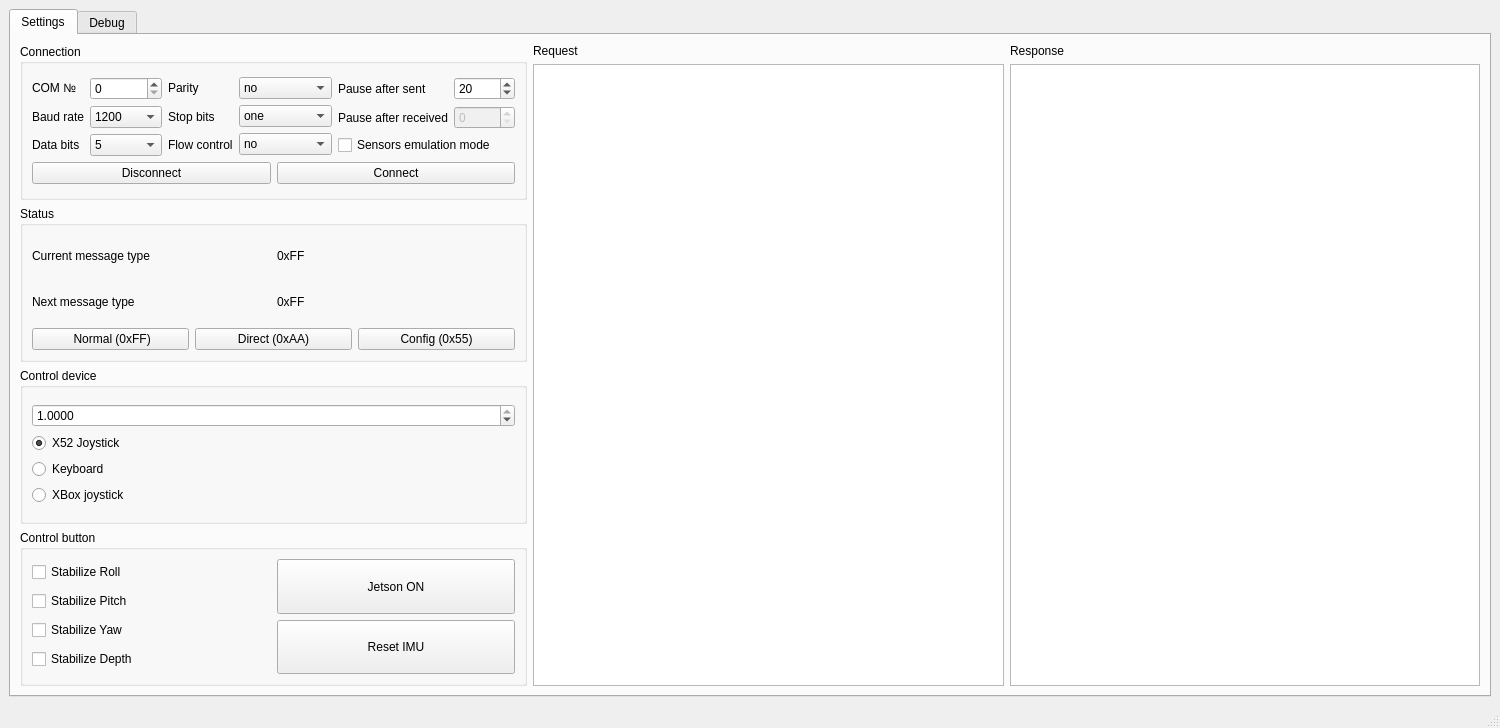
Above: mainwindow.ui from hidronautics/control before the change. Below: the same form after it.
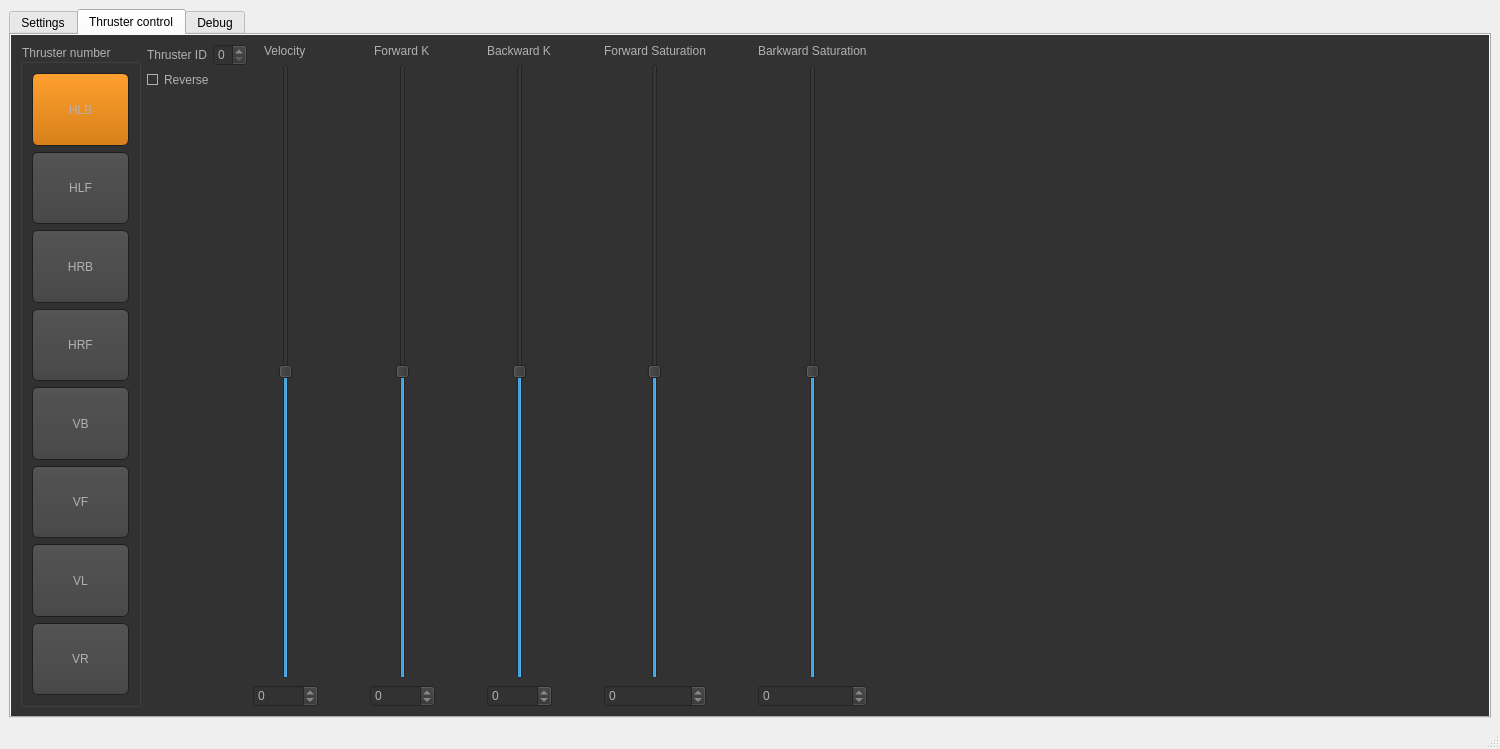
That is the form after the change. The open tabs and pages were chosen to show the change. Icons and pictures are not drawn.

Commit message: Added direct message. Added UI for direct thrusters configuration

What changed in the file:
```diff
--- a/mainwindow.ui
+++ b/mainwindow.ui
@@ -7,7 +7,7 @@
     <x>0</x>
     <y>0</y>
     <width>1500</width>
-    <height>728</height>
+    <height>749</height>
    </rect>
   </property>
   <property name="sizePolicy">
@@ -92,6 +92,9 @@
   <property name="autoFillBackground">
    <bool>false</bool>
   </property>
+  <property name="styleSheet">
+   <string notr="true"/>
+  </property>
   <widget class="QWidget" name="centralwidget">
    <property name="sizePolicy">
     <sizepolicy hsizetype="Preferred" vsizetype="Preferred">
@@ -112,6 +115,483 @@
        <number>0</number>
       </property>
       <widget class="QWidget" name="tabSettings">
+       <property name="styleSheet">
+        <string notr="true">QToolTip
+{
+     border: 1px solid black;
+     background-color: #ffa02f;
+     padding: 1px;
+     border-radius: 3px;
+     opacity: 100;
+}
+
+QWidget
+{
+    color: #b1b1b1;
+    background-color: #323232;
+}
+
+QMainWindow::separator {
+     background: yellow;
+     width: 10px; /* когда вертикальный */
+     height: 10px; /* когда горизонтальный */
+ }
+
+ QMainWindow::separator:hover {
+     background: red;
+ }
+
+QWidget:item:hover
+{
+    background-color: QLinearGradient( x1: 0, y1: 0, x2: 0, y2: 1, stop: 0 #ffa02f, stop: 1 #ca0619);
+    color: #000000;
+}
+
+QWidget:item:selected
+{
+    background-color: QLinearGradient( x1: 0, y1: 0, x2: 0, y2: 1, stop: 0 #ffa02f, stop: 1 #d7801a);
+}
+
+QMenuBar::item
+{
+    background: transparent;
+}
+
+QMenuBar::item:selected
+{
+    background: transparent;
+    border: 1px solid #ffaa00;
+}
+
+QMenuBar::item:pressed
+{
+    background: #444;
+    border: 1px solid #000;
+    background-color: QLinearGradient(
+        x1:0, y1:0,
+        x2:0, y2:1,
+        stop:1 #212121,
+        stop:0.4 #343434
+    );
+    margin-bottom:-1px;
+    padding-bottom:1px;
+}
+
+QMenu
+{
+    border: 1px solid #000;
+}
+
+QMenu::item
+{
+    padding: 2px 20px 2px 20px;
+}
+
+QMenu::item:selected
+{
+    color: #000000;
+}
+
+QWidget:disabled
+{
+    color: #404040;
+    background-color: #323232;
+}
+
+QAbstractItemView
+{
+    background-color: QLinearGradient( x1: 0, y1: 0, x2: 0, y2: 1, stop: 0 #4d4d4d, stop: 0.1 #646464, stop: 1 #5d5d5d);
+}
+
+QWidget:focus
+{
+    border: 2px solid QLinearGradient( x1: 0, y1: 0, x2: 0, y2: 1, stop: 0 #ffa02f, stop: 1 #d7801a);
+}
+
+QLineEdit
+{
+    background-color: QLinearGradient( x1: 0, y1: 0, x2: 0, y2: 1, stop: 0 #4d4d4d, stop: 0 #646464, stop: 1 #5d5d5d);
+    padding: 1px;
+    border-style: solid;
+    border: 1px solid #1e1e1e;
+    border-radius: 5;
+}
+
+QPushButton
+{
+    color: #b1b1b1;
+    background-color: QLinearGradient( x1: 0, y1: 0, x2: 0, y2: 1, stop: 0 #565656, stop: 0.1 #525252, stop: 0.5 #4e4e4e, stop: 0.9 #4a4a4a, stop: 1 #464646);
+    border-width: 1px;
+    border-color: #1e1e1e;
+    border-style: solid;
+    border-radius: 6;
+    padding: 3px;
+    font-size: 12px;
+    padding-left: 5px;
+    padding-right: 5px;
+}
+
+QPushButton:pressed
+{
+    background: QLinearGradient( x1: 0, y1: 0, x2: 1, y2: 0, stop: 0.0 #121212, stop: 0.2 #282828, stop: 1 #484848);
+}
+
+QPushButton:checked
+{
+    background-color: QLinearGradient( x1: 0, y1: 0, x2: 0, y2: 1, stop: 0 #ffa02f, stop: 1 #d7801a);
+}
+
+QComboBox
+{
+    selection-background-color: #ffaa00;
+    background-color: QLinearGradient( x1: 0, y1: 0, x2: 0, y2: 1, stop: 0 #565656, stop: 0.1 #525252, stop: 0.5 #4e4e4e, stop: 0.9 #4a4a4a, stop: 1 #464646);
+    border-style: solid;
+    border: 1px solid #1e1e1e;
+    border-radius: 5;
+}
+
+QComboBox:hover,QPushButton:hover
+{
+    border: 2px solid QLinearGradient( x1: 0, y1: 0, x2: 0, y2: 1, stop: 0 #ffa02f, stop: 1 #d7801a);
+}
+
+
+QComboBox:on
+{
+    padding-top: 3px;
+    padding-left: 4px;
+    background-color: QLinearGradient( x1: 0, y1: 0, x2: 0, y2: 1, stop: 0 #2d2d2d, stop: 0.1 #2b2b2b, stop: 0.5 #292929, stop: 0.9 #282828, stop: 1 #252525);
+    selection-background-color: #ffaa00;
+}
+
+QComboBox QAbstractItemView
+{
+    border: 2px solid darkgray;
+    selection-background-color: QLinearGradient( x1: 0, y1: 0, x2: 0, y2: 1, stop: 0 #ffa02f, stop: 1 #d7801a);
+}
+
+QComboBox::drop-down
+{
+     subcontrol-origin: padding;
+     subcontrol-position: top right;
+     width: 15px;
+     border-left-width: 0px;
+     border-left-color: darkgray;
+     border-left-style: solid; /* just a single line */
+     border-top-right-radius: 3px; /* same radius as the QComboBox */
+     border-bottom-right-radius: 3px;
+ }
+
+QComboBox::down-arrow
+{
+     image: url(:/down_arrow.png);
+}
+
+QGroupBox:focus
+{
+border: 2px solid QLinearGradient( x1: 0, y1: 0, x2: 0, y2: 1, stop: 0 #ffa02f, stop: 1 #d7801a);
+}
+
+QTextEdit:focus
+{
+    border: 2px solid QLinearGradient( x1: 0, y1: 0, x2: 0, y2: 1, stop: 0 #ffa02f, stop: 1 #d7801a);
+}
+
+QScrollBar:horizontal {
+     border: 1px solid #222222;
+     background: QLinearGradient( x1: 0, y1: 0, x2: 0, y2: 1, stop: 0.0 #121212, stop: 0.2 #282828, stop: 1 #484848);
+     height: 7px;
+     margin: 0px 16px 0 16px;
+}
+
+QScrollBar::handle:horizontal
+{
+      background: QLinearGradient( x1: 0, y1: 0, x2: 1, y2: 0, stop: 0 #ffa02f, stop: 0.5 #d7801a, stop: 1 #ffa02f);
+      min-height: 20px;
+      border-radius: 2px;
+}
+
+QScrollBar::add-line:horizontal {
+      border: 1px solid #1b1b19;
+      border-radius: 2px;
+      background: QLinearGradient( x1: 0, y1: 0, x2: 1, y2: 0, stop: 0 #ffa02f, stop: 1 #d7801a);
+      width: 14px;
+      subcontrol-position: right;
+      subcontrol-origin: margin;
+}
+
+QScrollBar::sub-line:horizontal {
+      border: 1px solid #1b1b19;
+      border-radius: 2px;
+      background: QLinearGradient( x1: 0, y1: 0, x2: 1, y2: 0, stop: 0 #ffa02f, stop: 1 #d7801a);
+      width: 14px;
+     subcontrol-position: left;
+     subcontrol-origin: margin;
+}
+
+QScrollBar::right-arrow:horizontal, QScrollBar::left-arrow:horizontal
+{
+      border: 1px solid black;
+      width: 1px;
+      height: 1px;
+      background: white;
+}
+
+QScrollBar::add-page:horizontal, QScrollBar::sub-page:horizontal
+{
+      background: none;
+}
+
+QScrollBar:vertical
+{
+      background: QLinearGradient( x1: 0, y1: 0, x2: 1, y2: 0, stop: 0.0 #121212, stop: 0.2 #282828, stop: 1 #484848);
+      width: 7px;
+      margin: 16px 0 16px 0;
+      border: 1px solid #222222;
+}
+
+QScrollBar::handle:vertical
+{
+      background: QLinearGradient( x1: 0, y1: 0, x2: 0, y2: 1, stop: 0 #ffa02f, stop: 0.5 #d7801a, stop: 1 #ffa02f);
+      min-height: 20px;
+      border-radius: 2px;
+}
+
+QScrollBar::add-line:vertical
+{
+      border: 1px solid #1b1b19;
+      border-radius: 2px;
+      background: QLinearGradient( x1: 0, y1: 0, x2: 0, y2: 1, stop: 0 #ffa02f, stop: 1 #d7801a);
+      height: 14px;
+      subcontrol-position: bottom;
+      subcontrol-origin: margin;
+}
+
+QScrollBar::sub-line:vertical
+{
+      border: 1px solid #1b1b19;
+      border-radius: 2px;
+      background: QLinearGradient( x1: 0, y1: 0, x2: 0, y2: 1, stop: 0 #d7801a, stop: 1 #ffa02f);
+      height: 14px;
+      subcontrol-position: top;
+      subcontrol-origin: margin;
+}
+
+QScrollBar::up-arrow:vertical, QScrollBar::down-arrow:vertical
+{
+      border: 1px solid black;
+      width: 1px;
+      height: 1px;
+      background: white;
+}
+
+
+QScrollBar::add-page:vertical, QScrollBar::sub-page:vertical
+{
+      background: none;
+}
+
+QTextEdit
+{
+    background-color: #242424;
+}
+
+QPlainTextEdit
+{
+    background-color: #242424;
+}
+
+QHeaderView::section
+{
+    background-color: QLinearGradient(x1:0, y1:0, x2:0, y2:1, stop:0 #616161, stop: 0.5 #505050, stop: 0.6 #434343, stop:1 #656565);
+    color: white;
+    padding-left: 4px;
+    border: 1px solid #6c6c6c;
+}
+
+QCheckBox:disabled
+{
+color: #414141;
+}
+
+QDockWidget::title
+{
+    text-align: center;
+    spacing: 3px; /* spacing between items in the tool bar */
+    background-color: QLinearGradient(x1:0, y1:0, x2:0, y2:1, stop:0 #323232, stop: 0.5 #242424, stop:1 #323232);
+}
+
+QDockWidget::close-button, QDockWidget::float-button
+{
+    text-align: center;
+    spacing: 1px; /* spacing between items in the tool bar */
+    background-color: QLinearGradient(x1:0, y1:0, x2:0, y2:1, stop:0 #323232, stop: 0.5 #242424, stop:1 #323232);
+}
+
+QDockWidget::close-button:hover, QDockWidget::float-button:hover
+{
+    background: #242424;
+}
+
+QDockWidget::close-button:pressed, QDockWidget::float-button:pressed
+{
+    padding: 1px -1px -1px 1px;
+}
+
+QMainWindow::separator
+{
+    background-color: QLinearGradient(x1:0, y1:0, x2:0, y2:1, stop:0 #161616, stop: 0.5 #151515, stop: 0.6 #212121, stop:1 #343434);
+    color: white;
+    padding-left: 4px;
+    border: 1px solid #4c4c4c;
+    spacing: 3px; /* spacing between items in the tool bar */
+}
+
+QMainWindow::separator:hover
+{
+
+    background-color: QLinearGradient(x1:0, y1:0, x2:0, y2:1, stop:0 #d7801a, stop:0.5 #b56c17 stop:1 #ffa02f);
+    color: white;
+    padding-left: 4px;
+    border: 1px solid #6c6c6c;
+    spacing: 3px; /* spacing between items in the tool bar */
+}
+
+QToolBar::handle
+{
+     spacing: 3px; /* spacing between items in the tool bar */
+     background: url(:/images/handle.png);
+}
+
+QMenu::separator
+{
+    height: 2px;
+    background-color: QLinearGradient(x1:0, y1:0, x2:0, y2:1, stop:0 #161616, stop: 0.5 #151515, stop: 0.6 #212121, stop:1 #343434);
+    color: white;
+    padding-left: 4px;
+    margin-left: 10px;
+    margin-right: 5px;
+}
+
+QProgressBar
+{
+    border: 2px solid grey;
+    border-radius: 5px;
+    text-align: center;
+}
+
+QProgressBar::chunk
+{
+    background-color: #d7801a;
+    width: 2.15px;
+    margin: 0.5px;
+}
+
+QTabBar::tab {
+    color: #b1b1b1;
+    border: 1px solid #444;
+    border-bottom-style: none;
+    background-color: #323232;
+    padding-left: 10px;
+    padding-right: 10px;
+    padding-top: 3px;
+    padding-bottom: 2px;
+    margin-right: -1px;
+}
+
+QTabWidget::pane {
+    border: 1px solid #444;
+    top: 1px;
+}
+
+QTabBar::tab:last
+{
+    margin-right: 0; /* the last selected tab has nothing to overlap with on the right */
+    border-top-right-radius: 3px;
+}
+
+QTabBar::tab:first:!selected
+{
+ margin-left: 0px; /* the last selected tab has nothing to overlap with on the right */
+
+
+    border-top-left-radius: 3px;
+}
+
+QTabBar::tab:!selected
+{
+    color: #b1b1b1;
+    border-bottom-style: solid;
+    margin-top: 3px;
+    background-color: QLinearGradient(x1:0, y1:0, x2:0, y2:1, stop:1 #212121, stop:.4 #343434);
+}
+
+QTabBar::tab:selected
+{
+    border-top-left-radius: 3px;
+    border-top-right-radius: 3px;
+    margin-bottom: 0px;
+}
+
+QTabBar::tab:!selected:hover
+{
+    border-top-left-radius: 3px;
+    border-top-right-radius: 3px;
+    background-color: QLinearGradient(x1:0, y1:0, x2:0, y2:1, stop:1 #212121, stop:0.4 #343434, stop:0.2 #343434, stop:0.1 #ffaa00);
+}
+
+QRadioButton::indicator:checked, QRadioButton::indicator:unchecked{
+    color: #b1b1b1;
+    background-color: #323232;
+    border: 1px solid #b1b1b1;
+    border-radius: 6px;
+}
+
+QRadioButton::indicator:checked
+{
+    background-color: qradialgradient(
+        cx: 0.5, cy: 0.5,
+        fx: 0.5, fy: 0.5,
+        radius: 1.0,
+        stop: 0.25 #ffaa00,
+        stop: 0.3 #323232
+    );
+}
+
+QCheckBox::indicator{
+    color: #b1b1b1;
+    background-color: #323232;
+    border: 1px solid #b1b1b1;
+    width: 9px;
+    height: 9px;
+}
+
+QRadioButton::indicator
+{
+    border-radius: 6px;
+}
+
+QRadioButton::indicator:hover, QCheckBox::indicator:hover
+{
+    border: 1px solid #ffaa00;
+}
+
+QCheckBox::indicator:checked
+{
+    background-color: qradialgradient(
+        cx: 0.5, cy: 0.5,
+        fx: 0.5, fy: 0.5,
+        radius: 1.0,
+        stop: 0.25 #ffaa00,
+        stop: 0.3 #323232
+    );
+}
+
+QCheckBox::indicator:disabled, QRadioButton::indicator:disabled
+{
+    border: 1px solid #444;
+}</string>
+       </property>
        <attribute name="title">
         <string>Settings</string>
        </attribute>
@@ -466,7 +946,7 @@
                    <item>
                     <widget class="QPushButton" name="pushButton_3">
                      <property name="text">
-                      <string> Normal (0xFF)</string>
+                      <string> Normal (0xA5)</string>
                      </property>
                     </widget>
                    </item>
@@ -676,6 +1156,985 @@
         </item>
        </layout>
       </widget>
+      <widget class="QWidget" name="tabDirect">
+       <property name="styleSheet">
+        <string notr="true">QToolTip
+{
+     border: 1px solid black;
+     background-color: #ffa02f;
+     padding: 1px;
+     border-radius: 3px;
+     opacity: 100;
+}
+
+QWidget
+{
+    color: #b1b1b1;
+    background-color: #323232;
+}
+
+QMainWindow::separator {
+     background: yellow;
+     width: 10px; /* когда вертикальный */
+     height: 10px; /* когда горизонтальный */
+ }
+
+ QMainWindow::separator:hover {
+     background: red;
+ }
+
+QWidget:item:hover
+{
+    background-color: QLinearGradient( x1: 0, y1: 0, x2: 0, y2: 1, stop: 0 #ffa02f, stop: 1 #ca0619);
+    color: #000000;
+}
+
+QWidget:item:selected
+{
+    background-color: QLinearGradient( x1: 0, y1: 0, x2: 0, y2: 1, stop: 0 #ffa02f, stop: 1 #d7801a);
+}
+
+QMenuBar::item
+{
+    background: transparent;
+}
+
+QMenuBar::item:selected
+{
+    background: transparent;
+    border: 1px solid #ffaa00;
+}
+
+QMenuBar::item:pressed
+{
+    background: #444;
+    border: 1px solid #000;
+    background-color: QLinearGradient(
+        x1:0, y1:0,
+        x2:0, y2:1,
+        stop:1 #212121,
+        stop:0.4 #343434
+    );
+    margin-bottom:-1px;
+    padding-bottom:1px;
+}
+
+QMenu
+{
+    border: 1px solid #000;
+}
+
+QMenu::item
+{
+    padding: 2px 20px 2px 20px;
+}
+
+QMenu::item:selected
+{
+    color: #000000;
+}
+
+QWidget:disabled
+{
+    color: #404040;
+    background-color: #323232;
+}
+
+QAbstractItemView
+{
+    background-color: QLinearGradient( x1: 0, y1: 0, x2: 0, y2: 1, stop: 0 #4d4d4d, stop: 0.1 #646464, stop: 1 #5d5d5d);
+}
+
+QWidget:focus
+{
+    border: 2px solid QLinearGradient( x1: 0, y1: 0, x2: 0, y2: 1, stop: 0 #ffa02f, stop: 1 #d7801a);
+}
+
+QLineEdit
+{
+    background-color: QLinearGradient( x1: 0, y1: 0, x2: 0, y2: 1, stop: 0 #4d4d4d, stop: 0 #646464, stop: 1 #5d5d5d);
+    padding: 1px;
+    border-style: solid;
+    border: 1px solid #1e1e1e;
+    border-radius: 5;
+}
+
+QPushButton
+{
+    color: #b1b1b1;
+    background-color: QLinearGradient( x1: 0, y1: 0, x2: 0, y2: 1, stop: 0 #565656, stop: 0.1 #525252, stop: 0.5 #4e4e4e, stop: 0.9 #4a4a4a, stop: 1 #464646);
+    border-width: 1px;
+    border-color: #1e1e1e;
+    border-style: solid;
+    border-radius: 6;
+    padding: 3px;
+    font-size: 12px;
+    padding-left: 5px;
+    padding-right: 5px;
+}
+
+QPushButton:pressed
+{
+    background: QLinearGradient( x1: 0, y1: 0, x2: 1, y2: 0, stop: 0.0 #121212, stop: 0.2 #282828, stop: 1 #484848);
+}
+
+QPushButton:checked
+{
+    background-color: QLinearGradient( x1: 0, y1: 0, x2: 0, y2: 1, stop: 0 #ffa02f, stop: 1 #d7801a);
+}
+
+QComboBox
+{
+    selection-background-color: #ffaa00;
+    background-color: QLinearGradient( x1: 0, y1: 0, x2: 0, y2: 1, stop: 0 #565656, stop: 0.1 #525252, stop: 0.5 #4e4e4e, stop: 0.9 #4a4a4a, stop: 1 #464646);
+    border-style: solid;
+    border: 1px solid #1e1e1e;
+    border-radius: 5;
+}
+
+QComboBox:hover,QPushButton:hover
+{
+    border: 2px solid QLinearGradient( x1: 0, y1: 0, x2: 0, y2: 1, stop: 0 #ffa02f, stop: 1 #d7801a);
+}
+
+
+QComboBox:on
+{
+    padding-top: 3px;
+    padding-left: 4px;
+    background-color: QLinearGradient( x1: 0, y1: 0, x2: 0, y2: 1, stop: 0 #2d2d2d, stop: 0.1 #2b2b2b, stop: 0.5 #292929, stop: 0.9 #282828, stop: 1 #252525);
+    selection-background-color: #ffaa00;
+}
+
+QComboBox QAbstractItemView
+{
+    border: 2px solid darkgray;
+    selection-background-color: QLinearGradient( x1: 0, y1: 0, x2: 0, y2: 1, stop: 0 #ffa02f, stop: 1 #d7801a);
+}
+
+QComboBox::drop-down
+{
+     subcontrol-origin: padding;
+     subcontrol-position: top right;
+     width: 15px;
+     border-left-width: 0px;
+     border-left-color: darkgray;
+     border-left-style: solid; /* just a single line */
+     border-top-right-radius: 3px; /* same radius as the QComboBox */
+     border-bottom-right-radius: 3px;
+ }
+
+QComboBox::down-arrow
+{
+     image: url(:/down_arrow.png);
+}
+
+QGroupBox:focus
+{
+border: 2px solid QLinearGradient( x1: 0, y1: 0, x2: 0, y2: 1, stop: 0 #ffa02f, stop: 1 #d7801a);
+}
+
+QTextEdit:focus
+{
+    border: 2px solid QLinearGradient( x1: 0, y1: 0, x2: 0, y2: 1, stop: 0 #ffa02f, stop: 1 #d7801a);
+}
+
+QScrollBar:horizontal {
+     border: 1px solid #222222;
+     background: QLinearGradient( x1: 0, y1: 0, x2: 0, y2: 1, stop: 0.0 #121212, stop: 0.2 #282828, stop: 1 #484848);
+     height: 7px;
+     margin: 0px 16px 0 16px;
+}
+
+QScrollBar::handle:horizontal
+{
+      background: QLinearGradient( x1: 0, y1: 0, x2: 1, y2: 0, stop: 0 #ffa02f, stop: 0.5 #d7801a, stop: 1 #ffa02f);
+      min-height: 20px;
+      border-radius: 2px;
+}
+
+QScrollBar::add-line:horizontal {
+      border: 1px solid #1b1b19;
+      border-radius: 2px;
+      background: QLinearGradient( x1: 0, y1: 0, x2: 1, y2: 0, stop: 0 #ffa02f, stop: 1 #d7801a);
+      width: 14px;
+      subcontrol-position: right;
+      subcontrol-origin: margin;
+}
+
+QScrollBar::sub-line:horizontal {
+      border: 1px solid #1b1b19;
+      border-radius: 2px;
+      background: QLinearGradient( x1: 0, y1: 0, x2: 1, y2: 0, stop: 0 #ffa02f, stop: 1 #d7801a);
+      width: 14px;
+     subcontrol-position: left;
+     subcontrol-origin: margin;
+}
+
+QScrollBar::right-arrow:horizontal, QScrollBar::left-arrow:horizontal
+{
+      border: 1px solid black;
+      width: 1px;
+      height: 1px;
+      background: white;
+}
+
+QScrollBar::add-page:horizontal, QScrollBar::sub-page:horizontal
+{
+      background: none;
+}
+
+QScrollBar:vertical
+{
+      background: QLinearGradient( x1: 0, y1: 0, x2: 1, y2: 0, stop: 0.0 #121212, stop: 0.2 #282828, stop: 1 #484848);
+      width: 7px;
+      margin: 16px 0 16px 0;
+      border: 1px solid #222222;
+}
+
+QScrollBar::handle:vertical
+{
+      background: QLinearGradient( x1: 0, y1: 0, x2: 0, y2: 1, stop: 0 #ffa02f, stop: 0.5 #d7801a, stop: 1 #ffa02f);
+      min-height: 20px;
+      border-radius: 2px;
+}
+
+QScrollBar::add-line:vertical
+{
+      border: 1px solid #1b1b19;
+      border-radius: 2px;
+      background: QLinearGradient( x1: 0, y1: 0, x2: 0, y2: 1, stop: 0 #ffa02f, stop: 1 #d7801a);
+      height: 14px;
+      subcontrol-position: bottom;
+      subcontrol-origin: margin;
+}
+
+QScrollBar::sub-line:vertical
+{
+      border: 1px solid #1b1b19;
+      border-radius: 2px;
+      background: QLinearGradient( x1: 0, y1: 0, x2: 0, y2: 1, stop: 0 #d7801a, stop: 1 #ffa02f);
+      height: 14px;
+      subcontrol-position: top;
+      subcontrol-origin: margin;
+}
+
+QScrollBar::up-arrow:vertical, QScrollBar::down-arrow:vertical
+{
+      border: 1px solid black;
+      width: 1px;
+      height: 1px;
+      background: white;
+}
+
+
+QScrollBar::add-page:vertical, QScrollBar::sub-page:vertical
+{
+      background: none;
+}
+
+QTextEdit
+{
+    background-color: #242424;
+}
+
+QPlainTextEdit
+{
+    background-color: #242424;
+}
+
+QHeaderView::section
+{
+    background-color: QLinearGradient(x1:0, y1:0, x2:0, y2:1, stop:0 #616161, stop: 0.5 #505050, stop: 0.6 #434343, stop:1 #656565);
+    color: white;
+    padding-left: 4px;
+    border: 1px solid #6c6c6c;
+}
+
+QCheckBox:disabled
+{
+color: #414141;
+}
+
+QDockWidget::title
+{
+    text-align: center;
+    spacing: 3px; /* spacing between items in the tool bar */
+    background-color: QLinearGradient(x1:0, y1:0, x2:0, y2:1, stop:0 #323232, stop: 0.5 #242424, stop:1 #323232);
+}
+
+QDockWidget::close-button, QDockWidget::float-button
+{
+    text-align: center;
+    spacing: 1px; /* spacing between items in the tool bar */
+    background-color: QLinearGradient(x1:0, y1:0, x2:0, y2:1, stop:0 #323232, stop: 0.5 #242424, stop:1 #323232);
+}
+
+QDockWidget::close-button:hover, QDockWidget::float-button:hover
+{
+    background: #242424;
+}
+
+QDockWidget::close-button:pressed, QDockWidget::float-button:pressed
+{
+    padding: 1px -1px -1px 1px;
+}
+
+QMainWindow::separator
+{
+    background-color: QLinearGradient(x1:0, y1:0, x2:0, y2:1, stop:0 #161616, stop: 0.5 #151515, stop: 0.6 #212121, stop:1 #343434);
+    color: white;
+    padding-left: 4px;
+    border: 1px solid #4c4c4c;
+    spacing: 3px; /* spacing between items in the tool bar */
+}
+
+QMainWindow::separator:hover
+{
+
+    background-color: QLinearGradient(x1:0, y1:0, x2:0, y2:1, stop:0 #d7801a, stop:0.5 #b56c17 stop:1 #ffa02f);
+    color: white;
+    padding-left: 4px;
+    border: 1px solid #6c6c6c;
+    spacing: 3px; /* spacing between items in the tool bar */
+}
+
+QToolBar::handle
+{
+     spacing: 3px; /* spacing between items in the tool bar */
+     background: url(:/images/handle.png);
+}
+
+QMenu::separator
+{
+    height: 2px;
+    background-color: QLinearGradient(x1:0, y1:0, x2:0, y2:1, stop:0 #161616, stop: 0.5 #151515, stop: 0.6 #212121, stop:1 #343434);
+    color: white;
+    padding-left: 4px;
+    margin-left: 10px;
+    margin-right: 5px;
+}
+
+QProgressBar
+{
+    border: 2px solid grey;
+    border-radius: 5px;
+    text-align: center;
+}
+
+QProgressBar::chunk
+{
+    background-color: #d7801a;
+    width: 2.15px;
+    margin: 0.5px;
+}
+
+QTabBar::tab {
+    color: #b1b1b1;
+    border: 1px solid #444;
+    border-bottom-style: none;
+    background-color: #323232;
+    padding-left: 10px;
+    padding-right: 10px;
+    padding-top: 3px;
+    padding-bottom: 2px;
+    margin-right: -1px;
+}
+
+QTabWidget::pane {
+    border: 1px solid #444;
+    top: 1px;
+}
+
+QTabBar::tab:last
+{
+    margin-right: 0; /* the last selected tab has nothing to overlap with on the right */
+    border-top-right-radius: 3px;
+}
+
+QTabBar::tab:first:!selected
+{
+ margin-left: 0px; /* the last selected tab has nothing to overlap with on the right */
+
+
+    border-top-left-radius: 3px;
+}
+
+QTabBar::tab:!selected
+{
+    color: #b1b1b1;
+    border-bottom-style: solid;
+    margin-top: 3px;
+    background-color: QLinearGradient(x1:0, y1:0, x2:0, y2:1, stop:1 #212121, stop:.4 #343434);
+}
+
+QTabBar::tab:selected
+{
+    border-top-left-radius: 3px;
+    border-top-right-radius: 3px;
+    margin-bottom: 0px;
+}
+
+QTabBar::tab:!selected:hover
+{
+    border-top-left-radius: 3px;
+    border-top-right-radius: 3px;
+    background-color: QLinearGradient(x1:0, y1:0, x2:0, y2:1, stop:1 #212121, stop:0.4 #343434, stop:0.2 #343434, stop:0.1 #ffaa00);
+}
+
+QRadioButton::indicator:checked, QRadioButton::indicator:unchecked{
+    color: #b1b1b1;
+    background-color: #323232;
+    border: 1px solid #b1b1b1;
+    border-radius: 6px;
+}
+
+QRadioButton::indicator:checked
+{
+    background-color: qradialgradient(
+        cx: 0.5, cy: 0.5,
+        fx: 0.5, fy: 0.5,
+        radius: 1.0,
+        stop: 0.25 #ffaa00,
+        stop: 0.3 #323232
+    );
+}
+
+QCheckBox::indicator{
+    color: #b1b1b1;
+    background-color: #323232;
+    border: 1px solid #b1b1b1;
+    width: 9px;
+    height: 9px;
+}
+
+QRadioButton::indicator
+{
+    border-radius: 6px;
+}
+
+QRadioButton::indicator:hover, QCheckBox::indicator:hover
+{
+    border: 1px solid #ffaa00;
+}
+
+QCheckBox::indicator:checked
+{
+    background-color: qradialgradient(
+        cx: 0.5, cy: 0.5,
+        fx: 0.5, fy: 0.5,
+        radius: 1.0,
+        stop: 0.25 #ffaa00,
+        stop: 0.3 #323232
+    );
+}
+
+QCheckBox::indicator:disabled, QRadioButton::indicator:disabled
+{
+    border: 1px solid #444;
+}</string>
+       </property>
+       <attribute name="title">
+        <string>Thruster control</string>
+       </attribute>
+       <layout class="QVBoxLayout" name="verticalLayout_29">
+        <item>
+         <layout class="QHBoxLayout" name="horizontalLayout_4">
+          <item>
+           <layout class="QVBoxLayout" name="verticalLayout_28">
+            <item>
+             <widget class="QGroupBox" name="groupBoxThrusterId">
+              <property name="title">
+               <string>Thruster number </string>
+              </property>
+              <property name="flat">
+               <bool>false</bool>
+              </property>
+              <property name="checkable">
+               <bool>false</bool>
+              </property>
+              <property name="checked">
+               <bool>false</bool>
+              </property>
+              <layout class="QVBoxLayout" name="verticalLayout_23">
+               <item>
+                <widget class="QPushButton" name="pushButtonHLB">
+                 <property name="sizePolicy">
+                  <sizepolicy hsizetype="Minimum" vsizetype="Minimum">
+                   <horstretch>0</horstretch>
+                   <verstretch>0</verstretch>
+                  </sizepolicy>
+                 </property>
+                 <property name="text">
+                  <string>HLB</string>
+                 </property>
+                 <property name="checkable">
+                  <bool>true</bool>
+                 </property>
+                 <property name="checked">
+                  <bool>true</bool>
+                 </property>
+                 <property name="autoExclusive">
+                  <bool>true</bool>
+                 </property>
+                 <attribute name="buttonGroup">
+                  <string notr="true">buttonGroupThrusterNumber</string>
+                 </attribute>
+                </widget>
+               </item>
+               <item>
+                <widget class="QPushButton" name="pushButtonVF">
+                 <property name="sizePolicy">
+                  <sizepolicy hsizetype="Minimum" vsizetype="Minimum">
+                   <horstretch>0</horstretch>
+                   <verstretch>0</verstretch>
+                  </sizepolicy>
+                 </property>
+                 <property name="text">
+                  <string>HLF</string>
+                 </property>
+                 <property name="checkable">
+                  <bool>true</bool>
+                 </property>
+                 <property name="autoExclusive">
+                  <bool>true</bool>
+                 </property>
+                 <attribute name="buttonGroup">
+                  <string notr="true">buttonGroupThrusterNumber</string>
+                 </attribute>
+                </widget>
+               </item>
+               <item>
+                <widget class="QPushButton" name="pushButtonVB">
+                 <property name="sizePolicy">
+                  <sizepolicy hsizetype="Minimum" vsizetype="Minimum">
+                   <horstretch>0</horstretch>
+                   <verstretch>0</verstretch>
+                  </sizepolicy>
+                 </property>
+                 <property name="text">
+                  <string>HRB</string>
+                 </property>
+                 <property name="checkable">
+                  <bool>true</bool>
+                 </property>
+                 <property name="checked">
+                  <bool>false</bool>
+                 </property>
+                 <property name="autoExclusive">
+                  <bool>true</bool>
+                 </property>
+                 <attribute name="buttonGroup">
+                  <string notr="true">buttonGroupThrusterNumber</string>
+                 </attribute>
+                </widget>
+               </item>
+               <item>
+                <widget class="QPushButton" name="pushButtonVL">
+                 <property name="sizePolicy">
+                  <sizepolicy hsizetype="Minimum" vsizetype="Minimum">
+                   <horstretch>0</horstretch>
+                   <verstretch>0</verstretch>
+                  </sizepolicy>
+                 </property>
+                 <property name="text">
+                  <string>HRF</string>
+                 </property>
+                 <property name="checkable">
+                  <bool>true</bool>
+                 </property>
+                 <property name="autoExclusive">
+                  <bool>true</bool>
+                 </property>
+                 <attribute name="buttonGroup">
+                  <string notr="true">buttonGroupThrusterNumber</string>
+                 </attribute>
+                </widget>
+               </item>
+               <item>
+                <widget class="QPushButton" name="pushButtonHRF">
+                 <property name="sizePolicy">
+                  <sizepolicy hsizetype="Minimum" vsizetype="Minimum">
+                   <horstretch>0</horstretch>
+                   <verstretch>0</verstretch>
+                  </sizepolicy>
+                 </property>
+                 <property name="text">
+                  <string>VB</string>
+                 </property>
+                 <property name="checkable">
+                  <bool>true</bool>
+                 </property>
+                 <property name="autoExclusive">
+                  <bool>true</bool>
+                 </property>
+                 <attribute name="buttonGroup">
+                  <string notr="true">buttonGroupThrusterNumber</string>
+                 </attribute>
+                </widget>
+               </item>
+               <item>
+                <widget class="QPushButton" name="pushButtonHRB">
+                 <property name="sizePolicy">
+                  <sizepolicy hsizetype="Minimum" vsizetype="Minimum">
+                   <horstretch>0</horstretch>
+                   <verstretch>0</verstretch>
+                  </sizepolicy>
+                 </property>
+                 <property name="text">
+                  <string>VF</string>
+                 </property>
+                 <property name="checkable">
+                  <bool>true</bool>
+                 </property>
+                 <property name="autoExclusive">
+                  <bool>true</bool>
+                 </property>
+                 <attribute name="buttonGroup">
+                  <string notr="true">buttonGroupThrusterNumber</string>
+                 </attribute>
+                </widget>
+               </item>
+               <item>
+                <widget class="QPushButton" name="pushButtonHLF">
+                 <property name="sizePolicy">
+                  <sizepolicy hsizetype="Minimum" vsizetype="Minimum">
+                   <horstretch>0</horstretch>
+                   <verstretch>0</verstretch>
+                  </sizepolicy>
+                 </property>
+                 <property name="text">
+                  <string>VL</string>
+                 </property>
+                 <property name="checkable">
+                  <bool>true</bool>
+                 </property>
+                 <property name="autoExclusive">
+                  <bool>true</bool>
+                 </property>
+                 <attribute name="buttonGroup">
+                  <string notr="true">buttonGroupThrusterNumber</string>
+                 </attribute>
+                </widget>
+               </item>
+               <item>
+                <widget class="QPushButton" name="pushButtonVR">
+                 <property name="sizePolicy">
+                  <sizepolicy hsizetype="Minimum" vsizetype="Minimum">
+                   <horstretch>0</horstretch>
+                   <verstretch>0</verstretch>
+                  </sizepolicy>
+                 </property>
+                 <property name="tabletTracking">
+                  <bool>true</bool>
+                 </property>
+                 <property name="text">
+                  <string>VR</string>
+                 </property>
+                 <property name="checkable">
+                  <bool>true</bool>
+                 </property>
+                 <property name="autoExclusive">
+                  <bool>true</bool>
+                 </property>
+                 <attribute name="buttonGroup">
+                  <string notr="true">buttonGroupThrusterNumber</string>
+                 </attribute>
+                </widget>
+               </item>
+              </layout>
+             </widget>
+            </item>
+           </layout>
+          </item>
+          <item>
+           <layout class="QVBoxLayout" name="verticalLayout_30">
+            <item>
+             <layout class="QHBoxLayout" name="horizontalLayout_16">
+              <item>
+               <widget class="QLabel" name="label_10">
+                <property name="text">
+                 <string>Thruster ID</string>
+                </property>
+               </widget>
+              </item>
+              <item>
+               <widget class="QSpinBox" name="spinBoxThrusterId">
+                <property name="maximum">
+                 <number>8</number>
+                </property>
+               </widget>
+              </item>
+             </layout>
+            </item>
+            <item>
+             <widget class="QCheckBox" name="checkBoxReverse">
+              <property name="text">
+               <string>Reverse</string>
+              </property>
+             </widget>
+            </item>
+            <item>
+             <spacer name="verticalSpacer">
+              <property name="orientation">
+               <enum>Qt::Vertical</enum>
+              </property>
+              <property name="sizeHint" stdset="0">
+               <size>
+                <width>20</width>
+                <height>40</height>
+               </size>
+              </property>
+             </spacer>
+            </item>
+           </layout>
+          </item>
+          <item>
+           <layout class="QHBoxLayout" name="horizontalLayout_2">
+            <item>
+             <layout class="QVBoxLayout" name="verticalLayout_22">
+              <item alignment="Qt::AlignHCenter">
+               <widget class="QLabel" name="label">
+                <property name="text">
+                 <string>Velocity</string>
+                </property>
+               </widget>
+              </item>
+              <item alignment="Qt::AlignHCenter">
+               <widget class="QSlider" name="verticalSliderVelocity">
+                <property name="minimum">
+                 <number>-32768</number>
+                </property>
+                <property name="maximum">
+                 <number>32767</number>
+                </property>
+                <property name="orientation">
+                 <enum>Qt::Vertical</enum>
+                </property>
+               </widget>
+              </item>
+              <item>
+               <widget class="QSpinBox" name="spinBoxVelocity">
+                <property name="minimum">
+                 <number>-32768</number>
+                </property>
+                <property name="maximum">
+                 <number>32767</number>
+                </property>
+               </widget>
+              </item>
+             </layout>
+            </item>
+            <item>
+             <spacer name="horizontalSpacer_2">
+              <property name="orientation">
+               <enum>Qt::Horizontal</enum>
+              </property>
+              <property name="sizeHint" stdset="0">
+               <size>
+                <width>40</width>
+                <height>20</height>
+               </size>
+              </property>
+             </spacer>
+            </item>
+            <item>
+             <layout class="QVBoxLayout" name="verticalLayout_24">
+              <item alignment="Qt::AlignHCenter">
+               <widget class="QLabel" name="label_2">
+                <property name="text">
+                 <string>Forward K</string>
+                </property>
+               </widget>
+              </item>
+              <item alignment="Qt::AlignHCenter">
+               <widget class="QSlider" name="verticalSliderForwardK">
+                <property name="minimum">
+                 <number>-32768</number>
+                </property>
+                <property name="maximum">
+                 <number>32767</number>
+                </property>
+                <property name="orientation">
+                 <enum>Qt::Vertical</enum>
+                </property>
+               </widget>
+              </item>
+              <item>
+               <widget class="QSpinBox" name="spinBoxForwardK">
+                <property name="minimum">
+                 <number>-32768</number>
+                </property>
+                <property name="maximum">
+                 <number>32767</number>
+                </property>
+               </widget>
+              </item>
+             </layout>
+            </item>
+            <item>
+             <spacer name="horizontalSpacer_3">
+              <property name="orientation">
+               <enum>Qt::Horizontal</enum>
+              </property>
+              <property name="sizeHint" stdset="0">
+               <size>
+                <width>40</width>
+                <height>20</height>
+               </size>
+              </property>
+             </spacer>
+            </item>
+            <item>
+             <layout class="QVBoxLayout" name="verticalLayout_25">
+              <item alignment="Qt::AlignHCenter">
+               <widget class="QLabel" name="label_3">
+                <property name="text">
+                 <string>Backward K</string>
+                </property>
+               </widget>
+              </item>
+              <item alignment="Qt::AlignHCenter">
+               <widget class="QSlider" name="verticalSliderBackwardK">
+                <property name="minimum">
+                 <number>-32768</number>
+                </property>
+                <property name="maximum">
+                 <number>32767</number>
+                </property>
+                <property name="orientation">
+                 <enum>Qt::Vertical</enum>
+                </property>
+               </widget>
+              </item>
+              <item>
+               <widget class="QSpinBox" name="spinBoxBackwardK">
+                <property name="minimum">
+                 <number>-32768</number>
+                </property>
+                <property name="maximum">
+                 <number>32767</number>
+                </property>
+               </widget>
+              </item>
+             </layout>
+            </item>
+            <item>
+             <spacer name="horizontalSpacer_4">
+              <property name="orientation">
+               <enum>Qt::Horizontal</enum>
+              </property>
+              <property name="sizeHint" stdset="0">
+               <size>
+                <width>40</width>
+                <height>20</height>
+               </size>
+              </property>
+             </spacer>
+            </item>
+            <item>
+             <layout class="QVBoxLayout" name="verticalLayout_26">
+              <item alignment="Qt::AlignHCenter">
+               <widget class="QLabel" name="label_4">
+                <property name="text">
+                 <string>Forward Saturation</string>
+                </property>
+                <property name="wordWrap">
+                 <bool>false</bool>
+                </property>
+               </widget>
+              </item>
+              <item alignment="Qt::AlignHCenter">
+               <widget class="QSlider" name="verticalSliderForwardSaturation">
+                <property name="minimum">
+                 <number>-32768</number>
+                </property>
+                <property name="maximum">
+                 <number>32767</number>
+                </property>
+                <property name="orientation">
+                 <enum>Qt::Vertical</enum>
+                </property>
+               </widget>
+              </item>
+              <item>
+               <widget class="QSpinBox" name="spinBoxForwardSaturation">
+                <property name="minimum">
+                 <number>-32768</number>
+                </property>
+                <property name="maximum">
+                 <number>32767</number>
+                </property>
+               </widget>
+              </item>
+             </layout>
+            </item>
+            <item>
+             <spacer name="horizontalSpacer_5">
+              <property name="orientation">
+               <enum>Qt::Horizontal</enum>
+              </property>
+              <property name="sizeHint" stdset="0">
+               <size>
+                <width>40</width>
+                <height>20</height>
+               </size>
+              </property>
+             </spacer>
+            </item>
+            <item>
+             <layout class="QVBoxLayout" name="verticalLayout_27">
+              <item>
+               <widget class="QLabel" name="label_5">
+                <property name="text">
+                 <string>Barkward Saturation</string>
+                </property>
+               </widget>
+              </item>
+              <item alignment="Qt::AlignHCenter">
+               <widget class="QSlider" name="verticalSliderBarkwardSaturation">
+                <property name="minimum">
+                 <number>-32768</number>
+                </property>
+                <property name="maximum">
+                 <number>32767</number>
+                </property>
+                <property name="orientation">
+                 <enum>Qt::Vertical</enum>
+                </property>
+               </widget>
+              </item>
+              <item>
+               <widget class="QSpinBox" name="spinBoxBarkwardSaturation">
+                <property name="minimum">
+                 <number>-32768</number>
+                </property>
+                <property name="maximum">
+                 <number>32767</number>
+                </property>
+               </widget>
+              </item>
+             </layout>
+            </item>
+           </layout>
+          </item>
+          <item>
+           <spacer name="horizontalSpacer">
+            <property name="orientation">
+             <enum>Qt::Horizontal</enum>
+            </property>
+            <property name="sizeHint" stdset="0">
+             <size>
+              <width>40</width>
+              <height>20</height>
+             </size>
+            </property>
+           </spacer>
+          </item>
+         </layout>
+        </item>
+       </layout>
+      </widget>
       <widget class="QWidget" name="tabDebug">
        <attribute name="title">
         <string>Debug</string>
```
Left out of the diff: 482 changed lines with no effect on the pictures. The commit also changes 5 other files.
